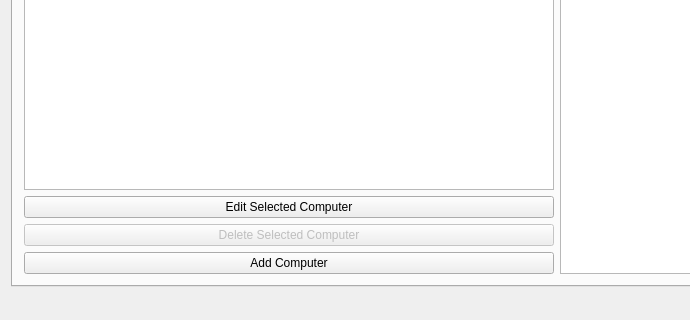
The window that mainwindow.ui (danielm15/VLN1-2016-Hopur_16) describes before a commit, drawn with Qt 5; both pictures show x 0 to 690 and y 204 to 524 of the 1114 by 524 pixel window.
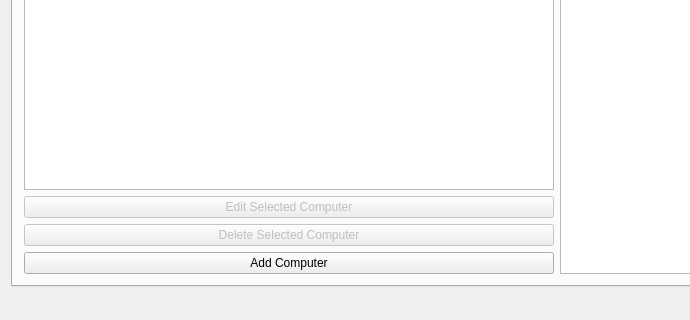
The same window after the commit. The open tabs and pages were chosen to show the change. Icons and pictures are not drawn.

Commit message: Edit takki enabled tekið af sem default

```diff
--- a/mainwindow.ui
+++ b/mainwindow.ui
@@ -177,6 +177,9 @@
           </item>
           <item>
            <widget class="QPushButton" name="editbuttoncomputer">
+            <property name="enabled">
+             <bool>false</bool>
+            </property>
             <property name="text">
              <string>Edit Selected Computer</string>
             </property>
```
Left out of the diff: 5 changed lines with no effect on the pictures.
